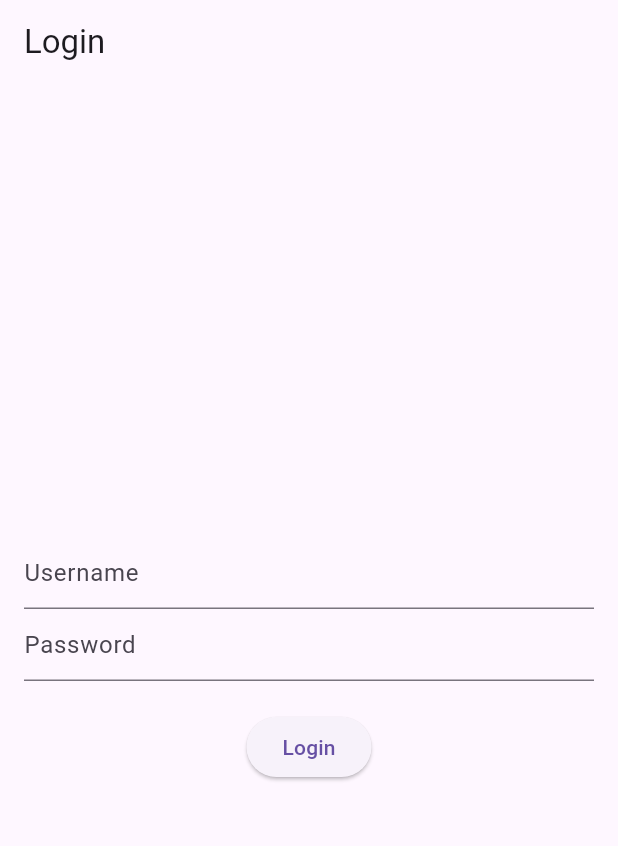
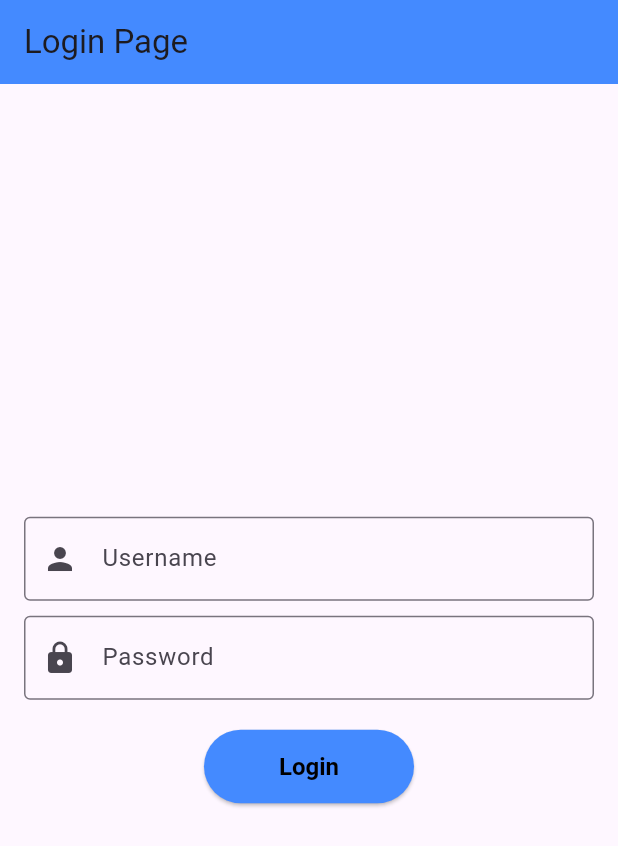
Before and after one commit to buriane/getX-flutter, a Flutter app: the screen it shows after launch, on a phone screen of 412 x 824 dp. Shown: the top 846 px of the screen. Run offline on Flutter 3.47's test engine with Material 3 defaults, Android fonts, the phone set to English and light mode, and no system bars; our stand-ins replace get.

```diff
--- a/lib/controllers/home_controller.dart
+++ b/lib/controllers/home_controller.dart
@@ -1,5 +1,5 @@
 import 'package:get/get.dart';
 
 class HomeController extends GetxController{
-  var userName = 'H1D022009'.obs;
+  var userName = 'Brian'.obs;
 }
--- a/lib/controllers/login_controller.dart
+++ b/lib/controllers/login_controller.dart
@@ -4,7 +4,7 @@ class LoginController extends GetxController {
   var isLogged = false.obs;
 
   void login(String username, String password) {
-    if (username == 'H1D022009' && password == '12345') {
+    if (username == 'Brian' && password == '123123') {
       isLogged.value = true;
       Get.offAllNamed('/home');
     } else {
--- a/lib/controllers/profile_controller.dart
+++ b/lib/controllers/profile_controller.dart
@@ -2,4 +2,8 @@ import 'package:get/get.dart';
 
 class ProfileController extends GetxController {
   var email = 'brian.purnama@mhs.unsoed.ac.id'.obs;
+
+  void logout() {
+    Get.offAllNamed('/'); // Kembali ke halaman login
+  }
 }
--- a/lib/routes/routes.dart
+++ b/lib/routes/routes.dart
@@ -3,6 +3,7 @@ import '../views/login_view.dart';
 import '../views/home_view.dart';
 import '../views/profile_view.dart';
 import '../views/data_view.dart';
+import '../views/jenis_barang_view.dart';
 
 class AppRoutes {
   static final routes = [
@@ -10,5 +11,6 @@ class AppRoutes {
     GetPage(name: '/home', page: () => HomeView()), //Rute untuk halaman home
     GetPage(name: '/profile', page: () => ProfileView()), //Rute untuk halaman profile
     GetPage(name: '/data', page: () => DataView()), //Rute untuk halaman data item
+    GetPage(name: '/jenis-barang', page: () => JenisBarangView()),
   ];
 }
--- a/lib/views/home_view.dart
+++ b/lib/views/home_view.dart
@@ -31,6 +31,12 @@ class HomeView extends StatelessWidget {
               },
               child: Text('Lihat Data Item'),
             ),
+            ElevatedButton(
+              onPressed: () {
+                Get.toNamed('/jenis-barang');
+              },
+              child: Text('Kelola Jenis Barang'),
+            ),
           ],
         ),
       ),
--- a/lib/views/login_view.dart
+++ b/lib/views/login_view.dart
@@ -11,7 +11,12 @@ class LoginView extends StatelessWidget {
   @override
   Widget build(BuildContext context) {
     return Scaffold(
-      appBar: AppBar(title: Text('Login')),
+      appBar: AppBar(
+        title: Text(
+          'Login Page',
+        ),
+        backgroundColor: Colors.blueAccent,
+      ),
       body: Padding(
           padding: const EdgeInsets.all(16.0),
           child: Column(
@@ -19,26 +24,43 @@ class LoginView extends StatelessWidget {
             children: [
               TextField(
                 controller: usernameController,
-              decoration: InputDecoration(hintText: 'Username'),
+                decoration: InputDecoration(
+                  hintText: 'Username',
+                  border: OutlineInputBorder(),
+                  prefixIcon: Icon(Icons.person),
                 ),
+              ),
+              SizedBox(height: 10),
               TextField(
                 controller: passwordController,
                 obscureText: true,
-              decoration: InputDecoration(hintText: 'Password'),
+                decoration: InputDecoration(
+                  hintText: 'Password',
+                  border: OutlineInputBorder(),
+                  prefixIcon: Icon(Icons.lock),
+                ),
               ),
               SizedBox(height: 20),
               ElevatedButton(
+                style: ElevatedButton.styleFrom(
+                  backgroundColor: Colors.blueAccent,
+                  padding: EdgeInsets.symmetric(horizontal: 50, vertical: 15),
+                  textStyle: TextStyle(fontSize: 16),
+                ),
                 onPressed: () {
                   loginController.login(
-                  usernameController.text,
-                  passwordController.text
-                );
+                      usernameController.text, passwordController.text);
                 },
-              child: Text('Login'),
+                child: Text(
+                  'Login',
+                  style: TextStyle(
+                    fontWeight: FontWeight.bold,
+                    color: Colors.black,
+                  ),
+                ),
               )
             ],
-        )
-      ),
+          )),
     );
   }
 }
--- a/pubspec.yaml
+++ b/pubspec.yaml
@@ -31,6 +31,7 @@ dependencies:
   flutter:
     sdk: flutter
   get: ^4.6.6
+  http: ^1.1.0
 
 
   # The following adds the Cupertino Icons font to your application.
```
Also changed, not shown: lib/controllers/jenis_barang_controller.dart (added, +108 -0 lines), lib/models/jenis_barang_model.dart (added, +27 -0 lines), lib/views/jenis_barang_view.dart (added, +122 -0 lines), lib/views/profile_view.dart (+10 -0 lines), pubspec.lock. Lines whose indentation alone changed are shown as unchanged.
